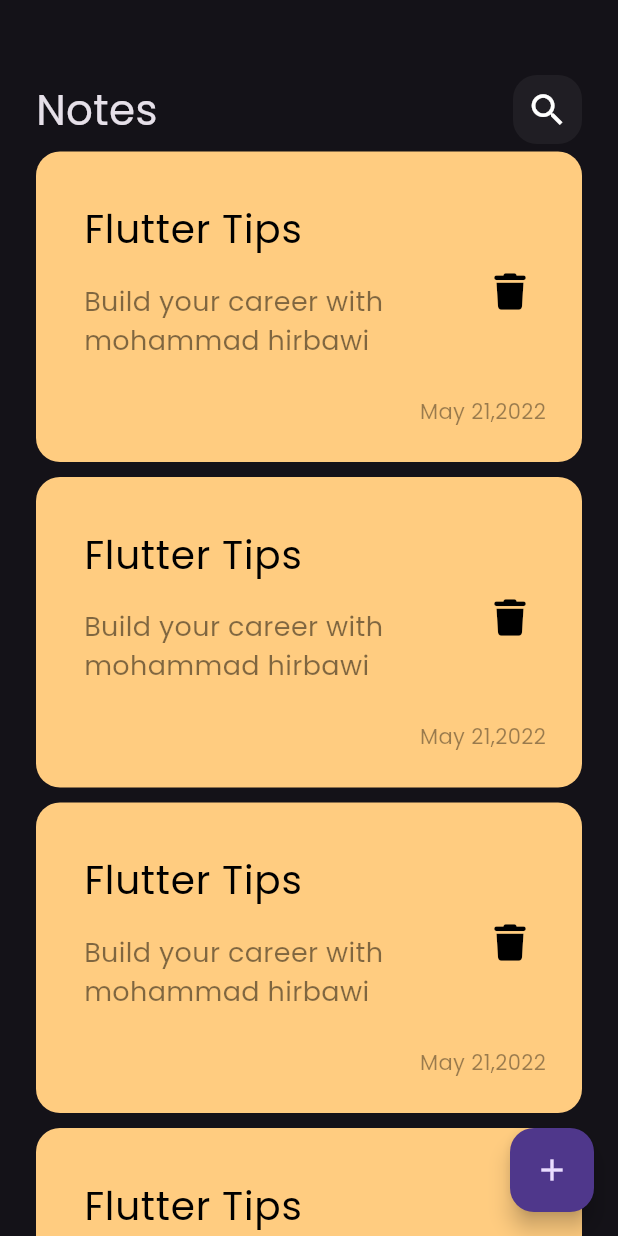
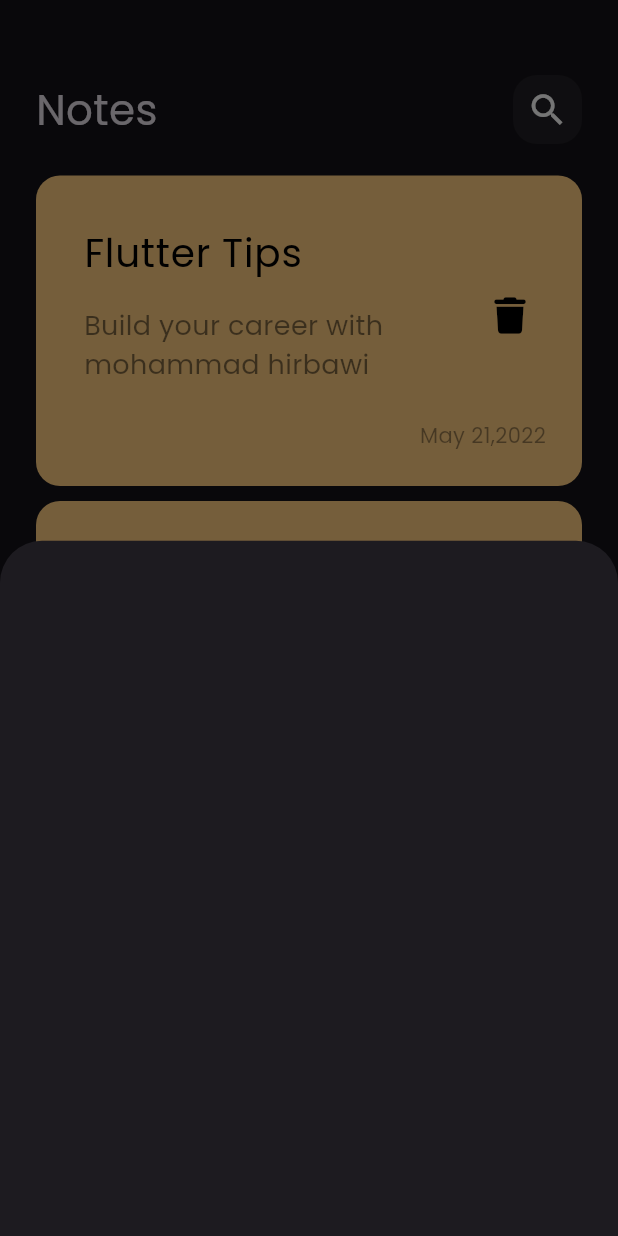
Before and after one commit to mohammadhirbawi/notes_app, a Flutter app: the screen it shows after launch, after a tap on the "add" icon, on a phone screen of 412 x 824 dp. Run offline on Flutter 3.47's test engine with Material 3 defaults, Android fonts, the phone set to English and light mode, and no system bars; our stand-ins replace font_awesome_flutter.

Commit message:
show mode button sheet

```diff
--- a/lib/views/notes_view.dart
+++ b/lib/views/notes_view.dart
@@ -1,4 +1,5 @@
 import 'package:flutter/material.dart';
+import 'package:notes_app/views/widgets/add_note_button_sheet.dart';
 import 'package:notes_app/views/widgets/notes_view_body.dart';
 
 class NotesView extends StatelessWidget {
@@ -8,7 +9,14 @@ class NotesView extends StatelessWidget {
   Widget build(BuildContext context) {
     return Scaffold(
       floatingActionButton: FloatingActionButton(
-        onPressed: () {},
+        onPressed: () {
+          showModalBottomSheet(
+            context: context,
+            builder: (context) {
+              return const AddNoteButtonSheet();
+            },
+          );
+        },
         child: const Icon(Icons.add),
       ),
       body: const NotesViewBody(),
--- /dev/null
+++ b/lib/views/widgets/add_note_button_sheet.dart
@@ -0,0 +1,10 @@
+import 'package:flutter/material.dart';
+
+class AddNoteButtonSheet extends StatelessWidget {
+  const AddNoteButtonSheet({super.key});
+
+  @override
+  Widget build(BuildContext context) {
+    return Container();
+  }
+}
--- a/lib/views/widgets/notes_list_view.dart
+++ b/lib/views/widgets/notes_list_view.dart
@@ -6,11 +6,16 @@ class NotesListView extends StatelessWidget {
   final data = const [];
   @override
   Widget build(BuildContext context) {
-    return ListView.builder(itemBuilder: (context, index) {
-      return const Padding(
-        padding: EdgeInsets.symmetric(vertical: 5),
-        child: NotesItem(),
-      );
-    });
+    return Padding(
+      padding: EdgeInsets.symmetric(vertical: 16),
+      child: ListView.builder(
+          padding: EdgeInsets.zero,
+          itemBuilder: (context, index) {
+            return const Padding(
+              padding: EdgeInsets.symmetric(vertical: 5),
+              child: NotesItem(),
+            );
+          }),
+    );
   }
 }
```
